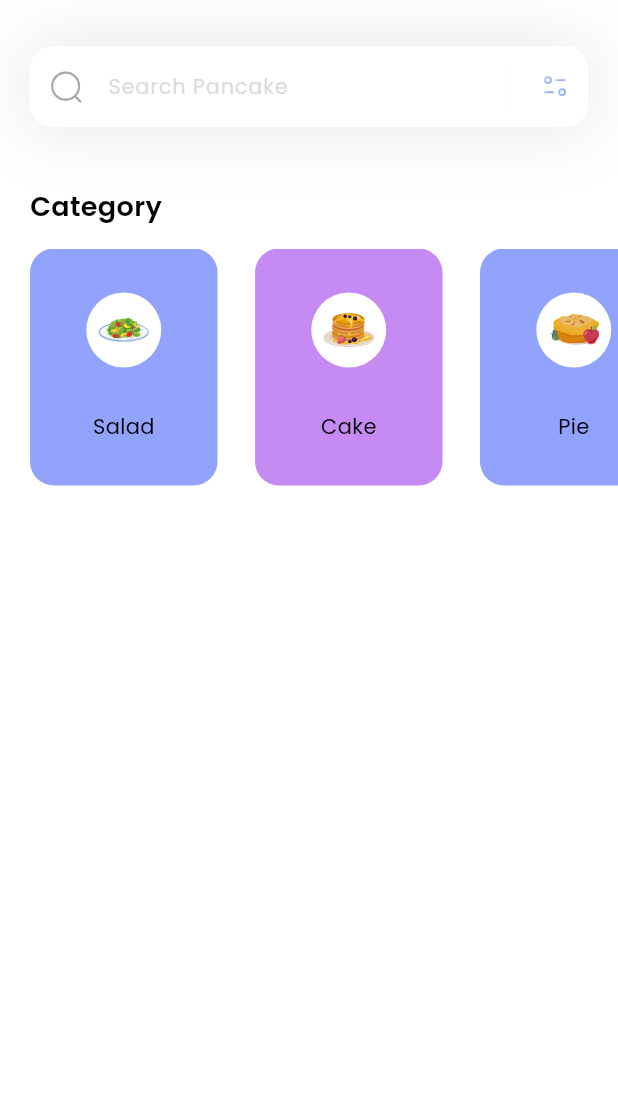
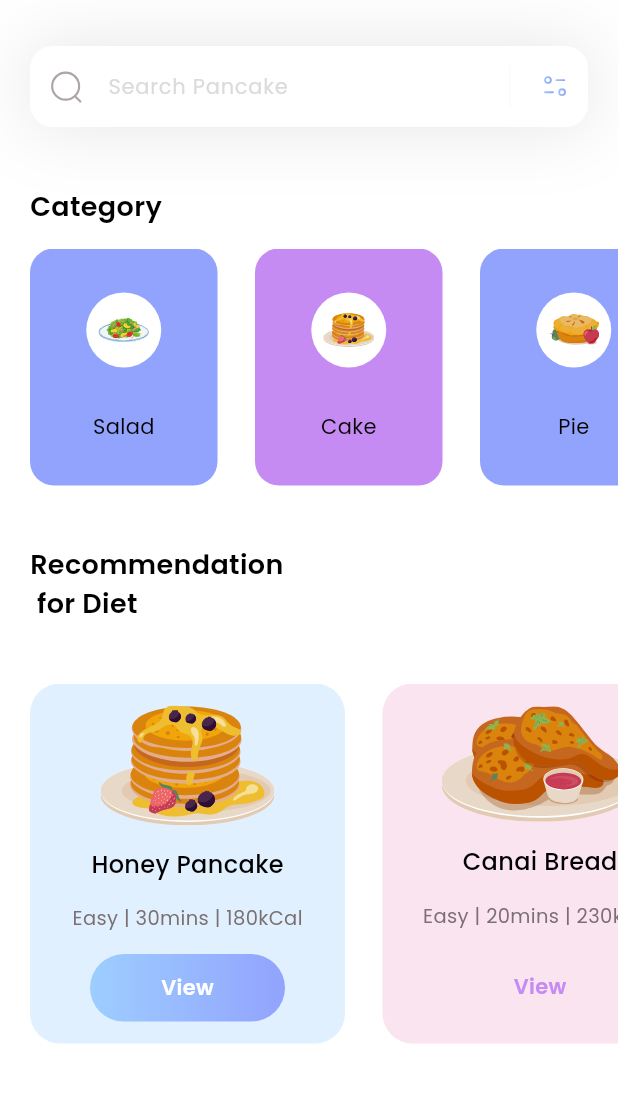
Before and after one commit to bankolemelchior/breakfast, a Flutter app: the screen it shows after launch, on a phone screen of 412 x 824 dp, the part 98-1201 px from its top. Run offline on Flutter 3.47's test engine with Material 3 defaults, Android fonts, the phone set to English and light mode, and no system bars; our stand-ins replace flutter_svg.

Commit message:
Finalisation de la session Recommendation

```diff
--- a/lib/main.dart
+++ b/lib/main.dart
@@ -14,7 +14,7 @@
     return  MaterialApp(
       debugShowCheckedModeBanner: false,
       theme: ThemeData(fontFamily: 'Poppins'),
-      home: HomePage(),
+      home: const HomePage(),
     );
   }
 }
--- /dev/null
+++ b/lib/models/diet_model.dart
@@ -0,0 +1,51 @@
+import 'package:flutter/material.dart';
+
+class DietModel {
+  String name;
+  String iconPath;
+  String level;
+  String duration;
+  String calorie;
+  Color boxColor;
+  bool viewIsSelected;
+
+  DietModel({
+    required this.name,
+    required this.iconPath,
+    required this.level,
+    required this.duration,
+    required this.calorie,
+    required this.boxColor,
+    required this.viewIsSelected
+  });
+
+  static List < DietModel > getDiets() {
+    List < DietModel > diets = [];
+
+    diets.add(
+      DietModel(
+       name: 'Honey Pancake',
+       iconPath: 'assets/icons/honey-pancakes.svg',
+       level: 'Easy',
+       duration: '30mins',
+       calorie: '180kCal',
+       viewIsSelected: true,
+       boxColor: Color(0xff9DCEFF)
+      )
+    );
+
+    diets.add(
+      DietModel(
+       name: 'Canai Bread',
+       iconPath: 'assets/icons/canai-bread.svg',
+       level: 'Easy',
+       duration: '20mins',
+       calorie: '230kCal',
+       viewIsSelected: false,
+       boxColor: Color(0xffEEA4CE)
+      )
+    );
+
+    return diets;
+  }
+}
--- a/lib/pages/home.dart
+++ b/lib/pages/home.dart
@@ -1,5 +1,6 @@
 import 'package:flutter/material.dart';
 import 'package:flutter_application_alpha/models/category_model.dart';
+import 'package:flutter_application_alpha/models/diet_model.dart';
 import 'package:flutter_svg/flutter_svg.dart';
 
 class HomePage extends StatefulWidget {
@@ -11,19 +12,29 @@
 
   class _HomePageState extends State<HomePage> {
     List<CategoryModel> categories = [];
+    List<DietModel> diets = [];
 
   void _getCategories() {
     categories = CategoryModel.getCategories();
+  }
+  void _getDiets() {
+    diets = DietModel.getDiets();
+  }
+
+  void _getInitialInfo() {
+    categories = CategoryModel.getCategories();
+        diets = DietModel.getDiets();
   }
 
   @override
     void initState() {
       _getCategories();
+      _getDiets();
     }
 
   @override
   Widget build(BuildContext context) {
-    _getCategories();
+    _getInitialInfo();
     return Scaffold(
       appBar: appBar(),
       backgroundColor: Colors.white,
@@ -32,7 +43,92 @@
         children: [
           _searchField(),
           const SizedBox(height: 40),
-          _categoriesSection()
+          _categoriesSection(),
+          const SizedBox(height: 40),
+          Column(
+            crossAxisAlignment: CrossAxisAlignment.start,
+            children: [
+             const Padding(
+              padding: EdgeInsets.only(left: 20),
+              child: Text(
+                "Recommendation\n for Diet",
+                style: TextStyle(
+                  color: Colors.black,
+                  fontSize: 18,
+                  fontWeight: FontWeight.w600
+                ),
+              ),
+            ),
+            const SizedBox(height: 40),
+                  Container(
+                    height: 240,
+                    child: ListView.separated(
+                      itemCount: diets.length,
+                      itemBuilder: (context, index) {
+                        return Container(
+                          width: 210,
+                          decoration: BoxDecoration(
+                            color: diets[index].boxColor.withOpacity(0.3),
+                            borderRadius: BorderRadius.circular(20)
+                          ),
+                          child: Column(
+                            mainAxisAlignment: MainAxisAlignment.spaceEvenly,
+                            children: [
+                              SvgPicture.asset(diets[index].iconPath),
+                              Text(
+                                diets[index].name,
+                                style: const TextStyle(
+                                  fontWeight: FontWeight.w500,
+                                  fontSize: 16,
+                                  color: Colors.black
+                                ),
+                              ),
+                              Text(
+                                diets[index].level + ' | ' + diets[index].duration + ' | ' + diets[index].calorie,
+                                 style: const TextStyle(
+                                  fontWeight: FontWeight.w400,
+                                  fontSize: 13,
+                                  color: Color(0xff7B6F72)
+                                ),
+                              ),
+                              Container(
+                                height: 45,
+                                width: 130,
+                                decoration: BoxDecoration(
+                                  gradient: LinearGradient(
+                                   colors: [
+                                      diets[index].viewIsSelected ? const Color(0xff9DCEFF) : Colors.transparent,
+                                      diets[index].viewIsSelected ? const Color(0xff92A3FD) : Colors.transparent
+                                    ]
+                                    ),
+                                     borderRadius: BorderRadius.circular(50)
+                                ),
+                                child: Center(
+                                  child: Text(
+                                    'View',
+                                    style: TextStyle(
+                                      color: diets[index].viewIsSelected ? Colors.white : const Color(0xffC58BF2),
+                                      fontWeight: FontWeight.w600,
+                                      fontSize: 14
+                                    ),
+                                  ),
+                                ),
+
+                              )
+                            ],
+                          ),
+                        );
+                      },
+                      separatorBuilder: (context, index) => const SizedBox(width: 25,),
+                      scrollDirection: Axis.horizontal,
+                      padding: const EdgeInsets.only(
+                        left: 20,
+                        right: 20
+                      ),
+                  )
+                  )
+            ],
+          )
         ],
       ),
     );
```
